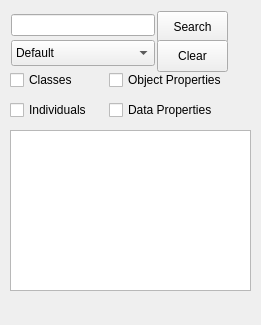
Before: the Qt Designer form plugins/fileio/ontology/widgets/searchdockwidget.ui in ZongleiJiao/OntologyViewer, drawn with Qt 5.
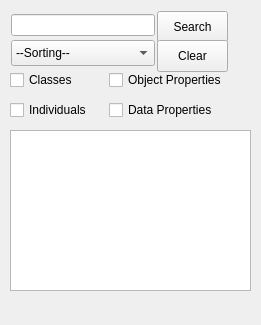
After: the same form once the commit is applied.

```diff
--- a/plugins/fileio/ontology/widgets/searchdockwidget.ui
+++ b/plugins/fileio/ontology/widgets/searchdockwidget.ui
@@ -116,7 +116,7 @@
     </property>
     <item>
      <property name="text">
-      <string>Default</string>
+      <string>--Sorting--</string>
      </property>
     </item>
     <item>
```
